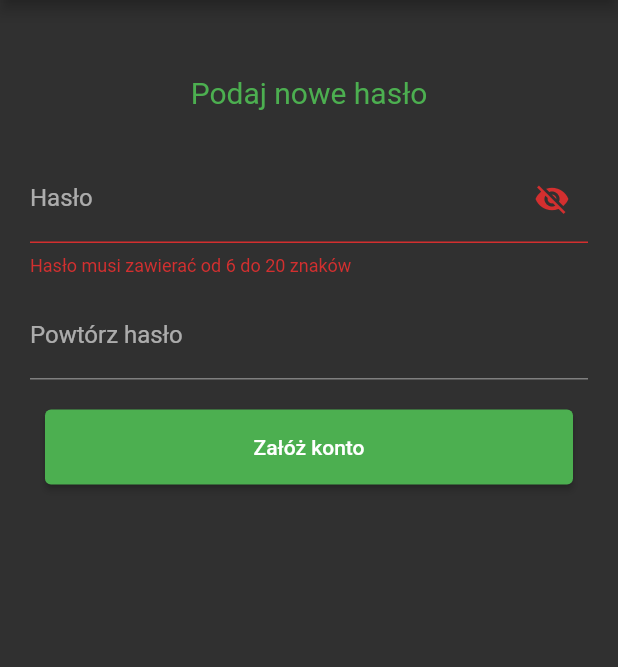
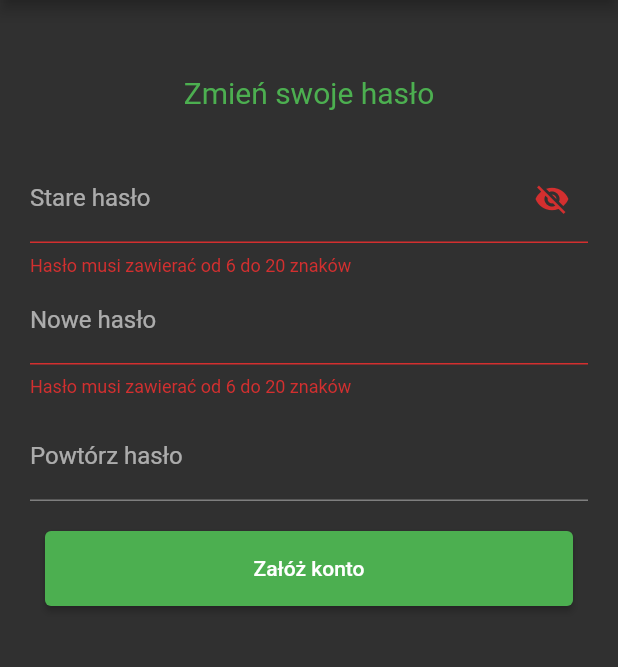
Before and after one commit to piotr-chmura/Typster, a Flutter app: the ChangePassword screen opened directly, after a tap on "Załóż konto", on a phone screen of 412 x 824 dp, the part 84-751 px from its top. Run offline on Flutter 3.47's test engine with Material 2 defaults, Android fonts, the phone set to English and light mode, and no system bars; our stand-ins replace email_validator, shared_preferences; missing offline and left inert: awesome_select, encrypt, mysql_client; accounts and stored records are empty.

```diff
--- a/lib/account.dart
+++ b/lib/account.dart
@@ -72,7 +72,7 @@ class _Account extends State<Account> {
           child: const Center(child: Text('Typster'))
           )
         ),
-      body: Column(
+      body: ListView(
         children: <Widget>[
           Container(
           alignment: Alignment.center,
--- a/lib/changePassword.dart
+++ b/lib/changePassword.dart
@@ -16,8 +16,10 @@ class _ChangePassword extends State<ChangePassword> {
 
   TextEditingController _controller1 = TextEditingController();
   TextEditingController _controller2 = TextEditingController();
+  TextEditingController _controller3 = TextEditingController();
   String validate1 = "";
-  bool validate2 = true;
+  String validate2 = "";
+  bool validate3 = true;
   bool hidePassword = true;
 
   @override
@@ -53,14 +55,14 @@ class _ChangePassword extends State<ChangePassword> {
               alignment: Alignment.center,
               padding: const EdgeInsets.all(30),
               child: const Text(
-                "Podaj nowe hasło",
+                "Zmień swoje hasło",
                 style: TextStyle(fontSize: 20, color: Colors.green),
                 ),
               ),
               TextField(
                 obscureText: hidePassword,
                 decoration: InputDecoration(
-                    labelText: 'Hasło',
+                    labelText: 'Stare hasło',
                     suffixIcon: IconButton(
                       icon: Icon(hidePassword
                           ? Icons.visibility_off
@@ -74,13 +76,20 @@ class _ChangePassword extends State<ChangePassword> {
                     errorText: isNullOrEmpty(validate1) ? null : validate1),
                 controller: _controller1,
               ),
+              TextField(
+                obscureText: hidePassword,
+                decoration: InputDecoration(
+                    labelText: 'Nowe hasło',
+                    errorText: isNullOrEmpty(validate2) ? null : validate1),
+                controller: _controller2,
+              ),
               const SizedBox(height: 10),
               TextField(
                 obscureText: hidePassword,
                 decoration: InputDecoration(
                     labelText: 'Powtórz hasło',
-                    errorText: validate2 ? null : 'Hasła muszą być takie same'),
-                controller: _controller2,
+                    errorText: validate3 ? null : 'Hasła muszą być takie same'),
+                controller: _controller3,
               ),
               const SizedBox(height: 20),
               Container(
@@ -88,19 +97,18 @@ class _ChangePassword extends State<ChangePassword> {
                 padding: const EdgeInsets.fromLTRB(10, 0, 10, 0),
                 child: ElevatedButton(
                     onPressed: () async {
-                      String password = _controller1.text;
-                      String password2 = _controller2.text;
+                      String oldPassword = _controller1.text;
+                      String newPassword = _controller2.text;
+                      String newPassword2 = _controller3.text;
                       setState(() {
-                        validate1 = isValidPassword(password);
-                        isEven(password2, password)
-                            ? validate2 = true
-                            : validate2 = false;
+                        validate1 = isValidPassword(oldPassword);
+                        validate2 = isValidPassword(oldPassword);
+                        isEven(newPassword, newPassword2)
+                            ? validate3 = true
+                            : validate3 = false;
                       });
-                      if(isNullOrEmpty(validate1) && validate2){
-                        Navigator.pushReplacement(context,
-                          MaterialPageRoute(builder: (context) => const Login()
-                          )
-                        );
+                      if(isNullOrEmpty(validate1) && isNullOrEmpty(validate2) && validate3){
+                        Navigator.pop(context, "Poprawnie zmieniono hasło!");
                       }
                     },
                     child: const Text('Załóż konto')),
--- a/lib/passwordRecoveryCode.dart
+++ b/lib/passwordRecoveryCode.dart
@@ -37,7 +37,9 @@ class _PasswordRecoveryCode extends State<PasswordRecoveryCode> {
                   maxLength: 1,
                   controller: code,
                   textAlign: TextAlign.center,
-                  textInputAction: TextInputAction.next,
+                  onChanged: (value) {
+                    FocusScope.of(context).nextFocus();
+                  },
                   decoration: InputDecoration(
                     counterText: '',
                     border: const OutlineInputBorder(),
```
